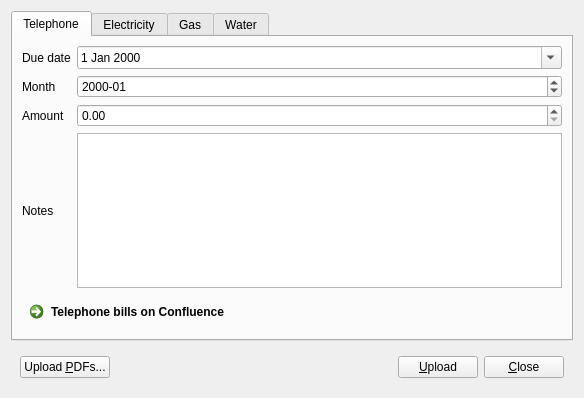
Qt form src/main/resources/base/ui/bills.ui (pbswengineering/photocopieuse) before a commit.
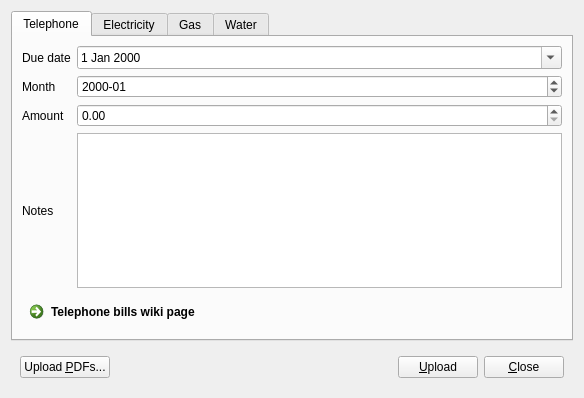
The same form after that commit.

The edit to the form file:
```diff
--- a/src/main/resources/base/ui/bills.ui
+++ b/src/main/resources/base/ui/bills.ui
@@ -83,7 +83,7 @@
        <item row="4" column="0" colspan="2">
         <widget class="QCommandLinkButton" name="clbTConfluence">
          <property name="text">
-          <string>Telephone bills on Confluence</string>
+          <string>Telephone bills wiki page</string>
          </property>
         </widget>
        </item>
```
Left out of the diff: 6 changed lines with no effect on the pictures.
